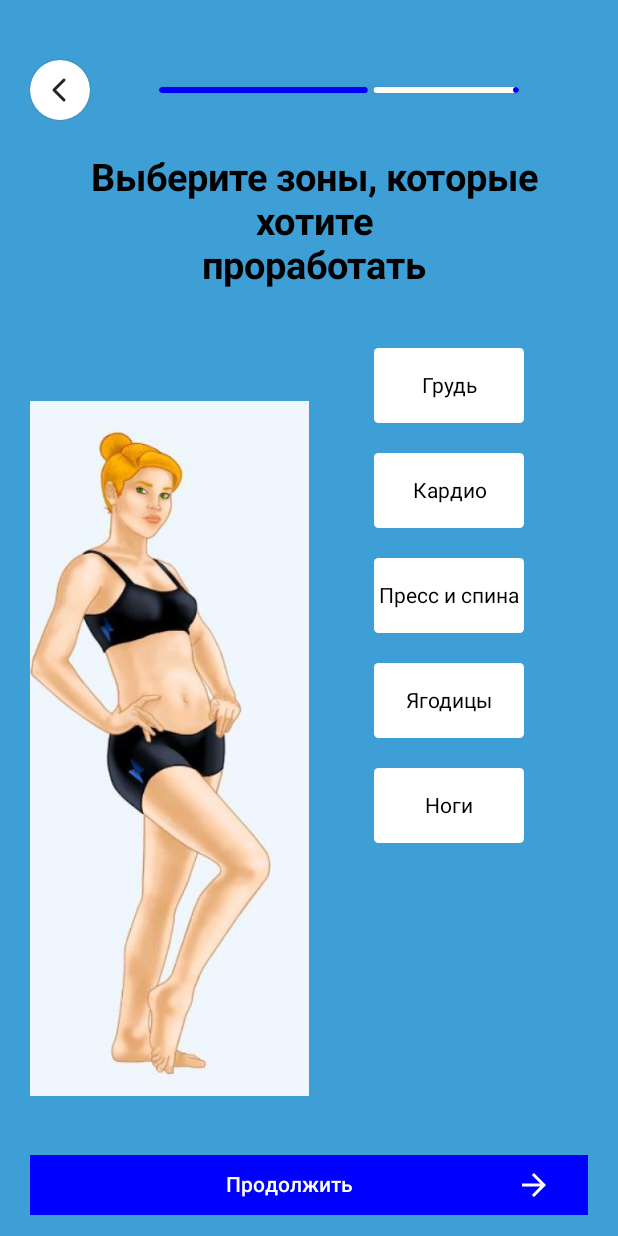
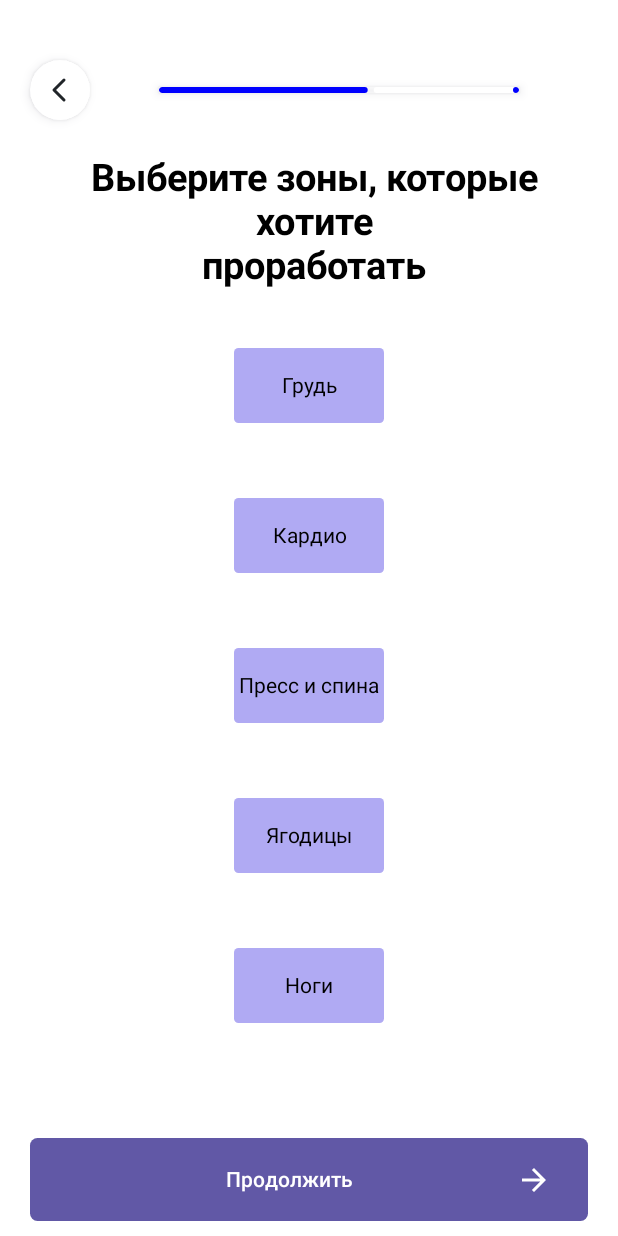
Before and after one commit to Imfarrik/FitApp, an Android app built with Jetpack Compose: the @Preview function FourthPollPreview, on a phone screen of 412 x 824 dp. Run offline under Robolectric (Android 15) with nearby library versions, the phone set to English and light mode, and no system bars; our stand-ins replace constraintlayout-compose.

Commit message:
шестой экран

```diff
--- a/presentation/src/main/java/com/fit/presentation/poll/PollScreenFourth.kt
+++ b/presentation/src/main/java/com/fit/presentation/poll/PollScreenFourth.kt
@@ -1,8 +1,6 @@
 package com.fit.presentation.poll
 
-import androidx.compose.foundation.Image
 import androidx.compose.foundation.background
-import androidx.compose.foundation.border
 import androidx.compose.foundation.layout.Arrangement
 import androidx.compose.foundation.layout.Box
 import androidx.compose.foundation.layout.Column
@@ -25,21 +23,19 @@ import androidx.compose.runtime.Composable
 import androidx.compose.ui.Alignment
 import androidx.compose.ui.Modifier
 import androidx.compose.ui.draw.clip
-import androidx.compose.ui.draw.clipToBounds
 import androidx.compose.ui.graphics.Color
-import androidx.compose.ui.res.painterResource
 import androidx.compose.ui.text.font.FontWeight
 import androidx.compose.ui.text.style.TextAlign
 import androidx.compose.ui.tooling.preview.Preview
 import androidx.compose.ui.unit.dp
 import androidx.compose.ui.unit.sp
 import com.fit.presentation.baseviews.BasePollContainer
-import com.fit.resources.R
 import com.fit.resources.theme.AbsAndBac
-import com.fit.resources.theme.BackgroundPollScreen
 import com.fit.resources.theme.Buttocks
+import com.fit.resources.theme.ButtonColor
 import com.fit.resources.theme.Cardio
 import com.fit.resources.theme.Chest
+import com.fit.resources.theme.DisabledButtonColor
 import com.fit.resources.theme.Legs
 import com.fit.resources.theme.Next
 import com.fit.resources.theme.SelectTheAreasYouWantToWorkOn
@@ -58,7 +54,7 @@ fun PollScreenFourth(
     Box(
         modifier = Modifier
             .fillMaxSize()
-            .background(BackgroundPollScreen) // Замените Color.White на нужный цвет
+            .background(Color.White) // Замените Color.White на нужный цвет
     ) {
         BasePollContainer(
             currentProgress = currentProgress,
@@ -85,18 +81,6 @@ fun PollScreenFourth(
                         modifier = Modifier.fillMaxWidth(),
                         horizontalArrangement = Arrangement.SpaceBetween
                     ) {
-                        Column(
-                            modifier = Modifier
-                                .weight(1f)
-                                .fillMaxHeight(),
-                            verticalArrangement = Arrangement.Center,
-                            horizontalAlignment = Alignment.CenterHorizontally
-                        ) {
-                            Image(
-                                painter = painterResource(id = R.drawable.temporarily),
-                                contentDescription = "Description of the image"
-                            )
-                        }
 
                         Column(
                             modifier = Modifier
@@ -108,7 +92,8 @@ fun PollScreenFourth(
                                 modifier = Modifier
                                     .size(width = 100.dp, 50.dp)
                                     .clip(shape = RoundedCornerShape(size = 3.dp))
-                                    .background(Color.White)
+                                    .background(DisabledButtonColor),
+                                contentAlignment = Alignment.Center
                             ) {
                                 Text(
                                     text = Chest,
@@ -117,12 +102,12 @@ fun PollScreenFourth(
                                     modifier = Modifier.align(Alignment.Center)
                                 )
                             }
-                            Spacer(modifier = Modifier.height(20.dp))
+                            Spacer(modifier = Modifier.height(50.dp))
                             Box(
                                 modifier = Modifier
                                     .size(width = 100.dp, 50.dp)
                                     .clip(shape = RoundedCornerShape(size = 3.dp))
-                                    .background(Color.White)
+                                    .background(DisabledButtonColor)
                             ) {
                                 Text(
                                     text = Cardio,
@@ -131,12 +116,12 @@ fun PollScreenFourth(
                                     modifier = Modifier.align(Alignment.Center)
                                 )
                             }
-                            Spacer(modifier = Modifier.height(20.dp))
+                            Spacer(modifier = Modifier.height(50.dp))
                             Box(
                                 modifier = Modifier
                                     .size(width = 100.dp, 50.dp)
                                     .clip(shape = RoundedCornerShape(size = 3.dp))
-                                    .background(Color.White)
+                                    .background(DisabledButtonColor)
                             ) {
                                 Text(
                                     text = AbsAndBac,
@@ -145,12 +130,12 @@ fun PollScreenFourth(
                                     modifier = Modifier.align(Alignment.Center)
                                 )
                             }
-                            Spacer(modifier = Modifier.height(20.dp))
+                            Spacer(modifier = Modifier.height(50.dp))
                             Box(
                                 modifier = Modifier
                                     .size(width = 100.dp, 50.dp)
                                     .clip(shape = RoundedCornerShape(size = 3.dp))
-                                    .background(Color.White)
+                                    .background(DisabledButtonColor)
                             ) {
                                 Text(
                                     text = Buttocks,
@@ -159,12 +144,12 @@ fun PollScreenFourth(
                                     modifier = Modifier.align(Alignment.Center)
                                 )
                             }
-                            Spacer(modifier = Modifier.height(20.dp))
+                            Spacer(modifier = Modifier.height(50.dp))
                             Box(
                                 modifier = Modifier
                                     .size(width = 100.dp, 50.dp)
                                     .clip(shape = RoundedCornerShape(size = 3.dp))
-                                    .background(Color.White)
+                                    .background(DisabledButtonColor)
                             ) {
                                 Text(
                                     text = Legs,
@@ -188,9 +173,9 @@ fun PollScreenFourth(
                     ) {
                         Button(
                             onClick = { /* Действие при нажатии на кнопку */ },
-                            modifier = Modifier.weight(1f),
-                            shape = RoundedCornerShape(0.dp),
-                            colors = ButtonDefaults.buttonColors(Color.Blue)
+                            modifier = Modifier.height(55.dp).weight(1f),
+                            shape = RoundedCornerShape(5.dp),
+                            colors = ButtonDefaults.buttonColors(ButtonColor)
                         ) {
                             Row(
                                 verticalAlignment = Alignment.CenterVertically
--- a/resources/src/main/java/com/fit/resources/theme/Color.kt
+++ b/resources/src/main/java/com/fit/resources/theme/Color.kt
@@ -18,4 +18,5 @@ val EnabledPollScreenItemColor = Color(0xFFF8F8F8)
 val TextBorderStroke = Color(0xFFD6D9DD)
 val TextPrivacyPolicy = Color(0xFF24262B)
 val TextOutlinedTextField = Color(0xFFACA3A5)
-val BackgroundPollScreen = Color(0xFF3D9FD5)
+val ButtonColor = Color(0xFF6158A6)
+val GrayTitle = Color(0xFFD9D9D9)
```
Also changed, not shown: presentation/src/main/java/com/fit/presentation/poll/PollScreenFifth.kt (added, +195 -0 lines), presentation/src/main/java/com/fit/presentation/poll/PollScreenSixth.kt (added, +153 -0 lines), presentation/src/main/java/com/fit/presentation/poll/PollScreenThird.kt (+22 -6 lines), resources/src/main/java/com/fit/resources/theme/Strings.kt (+9 -0 lines).
